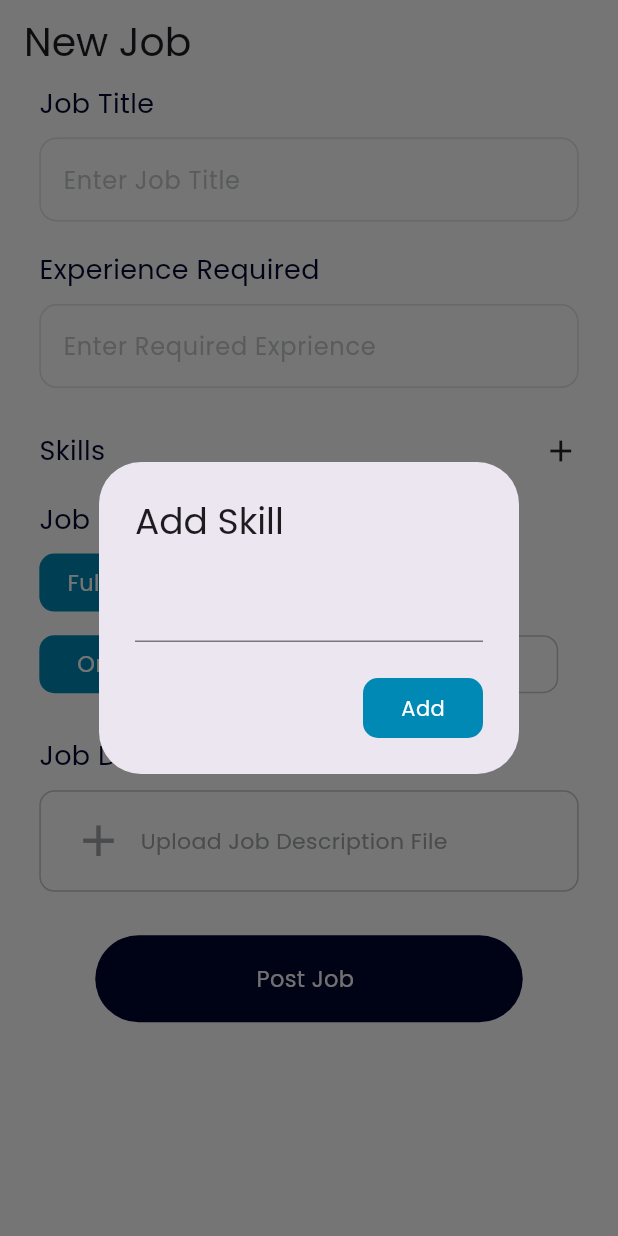
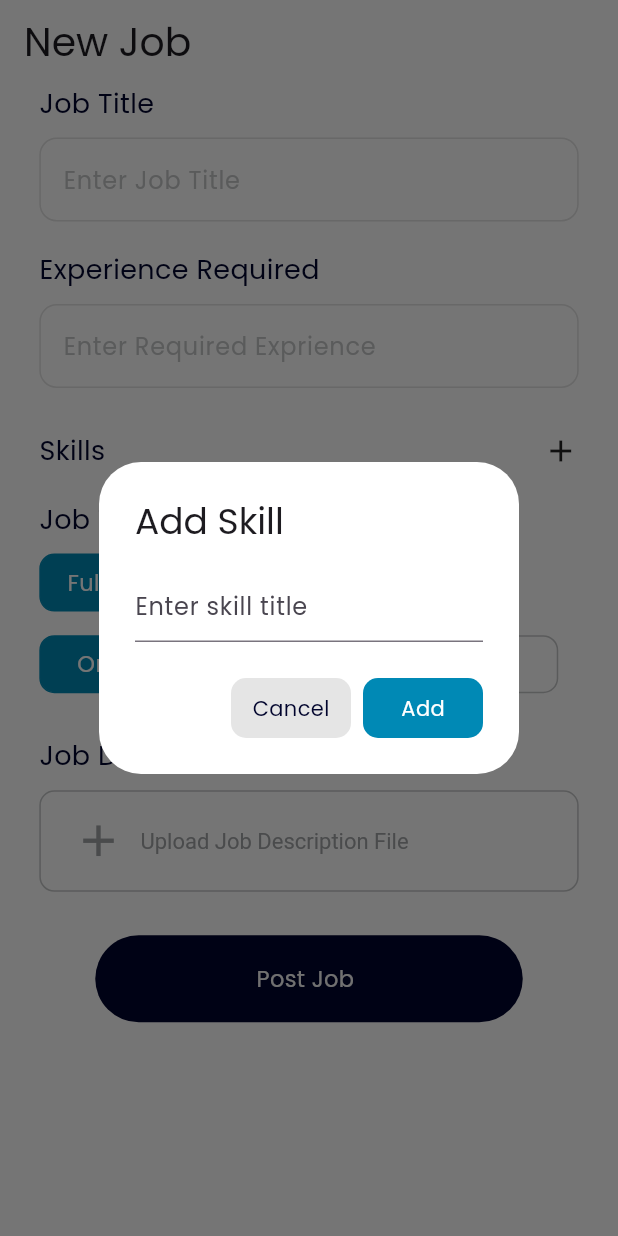
Before and after one commit to atiqabdullah07/Smart-Recruiter-Mobile-App-, a Flutter app: the JobPost screen opened directly, after a tap on the "add" icon, on a phone screen of 412 x 824 dp. Run offline on Flutter 3.47's test engine with Material 3 defaults, Android fonts, the phone set to English and light mode, and no system bars; our stand-ins replace bloc, equatable, file_picker, flutter_bloc, flutter_easyloading, flutter_screenutil and 6 more; accounts and stored records are empty.

Commit message:
new changes

```diff
--- a/lib/Business Logic/Recruiter Login/recruiter_login_bloc.dart
+++ b/lib/Business Logic/Recruiter Login/recruiter_login_bloc.dart
@@ -2,6 +2,7 @@ import 'dart:async';
 
 import 'package:bloc/bloc.dart';
 import 'package:equatable/equatable.dart';
+import 'package:flutter/material.dart';
 import 'package:meta/meta.dart';
 import 'package:smart_recruiter/Data/Models/recruiter.dart';
 import 'package:smart_recruiter/Repository/auth_repo.dart';
@@ -22,7 +23,8 @@ class RecruiterLoginBloc
     final AuthRepo repo = AuthRepo();
 
     var isSignIn = await repo.logInRecruiter(
-        recruiter: Recruiter(email: event.email, password: event.password));
+        recruiter: Recruiter(email: event.email, password: event.password),
+        context: event.context);
 
     if (isSignIn == true) {
       emit(LoginSuccessState());
--- a/lib/Business Logic/Recruiter Login/recruiter_login_event.dart
+++ b/lib/Business Logic/Recruiter Login/recruiter_login_event.dart
@@ -10,9 +10,7 @@ abstract class RecruiterLoginEvent extends Equatable {
 class LoginClickEvent extends RecruiterLoginEvent {
   final String email;
   final String password;
+  final BuildContext context;
 
-  const LoginClickEvent(
-    this.email,
-    this.password,
-  );
+  const LoginClickEvent(this.email, this.password, this.context);
 }
--- a/lib/Business Logic/Recruiter Signup/recruiter_signup_bloc.dart
+++ b/lib/Business Logic/Recruiter Signup/recruiter_signup_bloc.dart
@@ -1,6 +1,7 @@
 import 'dart:async';
 
 import 'package:bloc/bloc.dart';
+import 'package:flutter/material.dart';
 import 'package:meta/meta.dart';
 import 'package:smart_recruiter/Constants/app_constants.dart';
 import 'package:smart_recruiter/Data/Models/recruiter.dart';
@@ -20,20 +21,24 @@ class RecruiterSignupBloc
       SignUpClicedEvent event, Emitter<RecruiterSignupState> emit) async {
     AuthRepo repo = AuthRepo();
     if (event.password != event.confirmPassword) {
-      toast("Password not Matched. Try Again");
+      showError(title: "Confirm Password not Matched.", context: event.context);
     } else if (event.email == '' ||
         event.username == '' ||
         event.password == '') {
-      toast("Plese Enter all Information");
+      showError(title: "Please Enter all information.", context: event.context);
     } else if (isValidEmail(event.email) == false) {
-      toast("Please Enter a valid Email");
+      showError(title: "Enter a valid Email.", context: event.context);
     } else if (event.password.length < 6) {
-      toast("Please Enter 6 digit Password");
+      showError(
+          title: "Please Enter atlest 6 digit password.",
+          context: event.context);
     } else {
       bool isSignedIn = await repo.signUpRecruiter(
-        recruiter: Recruiter(
-            name: event.username, email: event.email, password: event.password),
-      );
+          recruiter: Recruiter(
+              name: event.username,
+              email: event.email,
+              password: event.password),
+          context: event.context);
 
       if (isSignedIn == true) {
         emit(SignUpSuccessState());
--- a/lib/Business Logic/Recruiter Signup/recruiter_signup_event.dart
+++ b/lib/Business Logic/Recruiter Signup/recruiter_signup_event.dart
@@ -8,7 +8,8 @@ class SignUpClicedEvent extends RecruiterSignupEvent {
   final String email;
   final String password;
   final String confirmPassword;
+  final BuildContext context;
 
-  SignUpClicedEvent(
-      this.username, this.email, this.password, this.confirmPassword);
+  SignUpClicedEvent(this.username, this.email, this.password,
+      this.confirmPassword, this.context);
 }
--- a/lib/Constants/app_constants.dart
+++ b/lib/Constants/app_constants.dart
@@ -2,7 +2,10 @@ import 'package:flutter/material.dart';
 import 'package:flutter_easyloading/flutter_easyloading.dart';
 import 'package:flutter_screenutil/flutter_screenutil.dart';
 import 'package:fluttertoast/fluttertoast.dart';
+import 'package:motion_toast/motion_toast.dart';
 import 'package:smart_recruiter/Data/Models/job.dart';
+
+final GlobalKey<NavigatorState> navigatorKey = GlobalKey<NavigatorState>();
 
 // Defining all the AppColors here
 class AppColors {
@@ -16,7 +19,7 @@ class AppColors {
   static const backgroundColor = Color(0xffffffff);
 }
 
-String hostName = '192.168.45.131';
+String hostName = '192.168.201.205';
 // Defining these spaces so that we don't have to use SizedBox again and again
 Widget verticalSpace(double height) {
   return SizedBox(
@@ -86,3 +89,17 @@ Job1 myJob = Job1(
   owner: "title",
   createdAt: "title",
 );
+
+void showError({required String title, required BuildContext context}) {
+  MotionToast.error(
+    description: Text(title),
+    position: MotionToastPosition.top,
+  ).show(context);
+}
+
+void showSuccess({required String title, required BuildContext context}) {
+  MotionToast.success(
+    description: Text(title),
+    position: MotionToastPosition.top,
+  ).show(context);
+}
--- a/lib/Presentataion/Pages/Recruiter/job_post.dart
+++ b/lib/Presentataion/Pages/Recruiter/job_post.dart
@@ -101,16 +101,47 @@ class _JobPostState extends State<JobPost> {
                                   context: context,
                                   builder: (context) {
                                     return AlertDialog(
+                                      backgroundColor:
+                                          AppColors.backgroundColor,
+                                      surfaceTintColor:
+                                          AppColors.backgroundColor,
                                       title: Text('Add Skill'),
                                       content: TextField(
+                                        decoration: InputDecoration(
+                                            hintText: "Enter skill title"),
                                         controller: addSkillController,
                                       ),
                                       actions: [
                                         GestureDetector(
                                           onTap: () {
+                                            Navigator.pop(context);
+                                            setState(() {
+                                              addSkillController.clear();
+                                            });
+                                          },
+                                          child: Container(
+                                            height: 40,
+                                            width: 80,
+                                            decoration: BoxDecoration(
+                                                color: Colors.black
+                                                    .withOpacity(0.1),
+                                                borderRadius:
+                                                    BorderRadius.circular(10)),
+                                            child: Center(
+                                                child: Text(
+                                              "Cancel",
+                                              style: TextStyle(
+                                                  color: AppColors.black),
+                                            )),
+                                          ),
+                                        ),
+                                        GestureDetector(
+                                          onTap: () {
+                                            Navigator.pop(context);
                                             setState(() {
                                               Skills.add(
                                                   addSkillController.text);
+                                              addSkillController.clear();
                                             });
                                           },
                                           child: Container(
@@ -260,22 +291,33 @@ class _JobPostState extends State<JobPost> {
                             SizedBox(
                               width: 20.w,
                             ),
-                            Icon(
+                            _pickedFileName == null
+                                ? Icon(
                                     Icons.add,
                                     size: 35,
-                              color: AppColors.supportiveGrey.withOpacity(0.8),
+                                    color: AppColors.supportiveGrey
+                                        .withOpacity(0.8),
+                                  )
+                                : Image.asset(
+                                    "assets/pdficon.png",
+                                    width: 50,
                                   ),
                             SizedBox(
                               width: 10.w,
                             ),
-                            Text(
-                              _pickedFileName == null
+                            SizedBox(
+                              width: 220.w,
+                              child: RichText(
+                                  overflow: TextOverflow.ellipsis,
+                                  text: TextSpan(
+                                    text: _pickedFileName == null
                                         ? "Upload Job Description File"
                                         : _pickedFileName!,
                                     style: TextStyle(
                                         fontSize: 14.sp,
                                         color: AppColors.supportiveGrey
                                             .withOpacity(0.8)),
+                                  )),
                             ),
                           ]),
                         ),
@@ -295,6 +337,8 @@ class _JobPostState extends State<JobPost> {
                                   title: jobTitleController.text,
                                   experienceLevel: experienceController.text,
                                   jobType: jobType,
+                                  jobLocation: jobLocation,
+                                  context: context,
                                   skills: Skills);
 
                               print("Posted Job: $isJobPosted");
--- a/lib/Presentataion/Pages/Recruiter/recruiter_dashboard.dart
+++ b/lib/Presentataion/Pages/Recruiter/recruiter_dashboard.dart
@@ -57,7 +57,7 @@ class _RecruiterDashboardState extends State<RecruiterDashboard> {
                                 radius: 38.r,
                                 backgroundColor: Colors.green,
                                 backgroundImage: const NetworkImage(
-                                    "https://abouteball.com/wp-content/uploads/2015/03/photodune-4276142-smiling-portraits-m1.jpg"),
+                                    "https://pluspng.com/img-png/google-logo-png-revised-google-logo-1600.png"),
                               ),
                             ),
                           ),
--- a/lib/Presentataion/Widgets/cards.dart
+++ b/lib/Presentataion/Widgets/cards.dart
@@ -276,7 +276,7 @@ class RecruiterJobsCard extends StatelessWidget {
                   ),
                   child: Center(
                     child: Text(
-                      jobType,
+                      jobType.split(',')[0],
                       style: TextStyle(color: AppColors.blue, fontSize: 12),
                     ),
                   ),
@@ -293,7 +293,7 @@ class RecruiterJobsCard extends StatelessWidget {
                   ),
                   child: Center(
                     child: Text(
-                      jobType,
+                      jobType.split(',')[1],
                       style: TextStyle(color: AppColors.blue, fontSize: 12),
                     ),
                   ),
--- a/lib/Repository/recruiter_repo.dart
+++ b/lib/Repository/recruiter_repo.dart
@@ -1,5 +1,6 @@
 import 'dart:convert';
 import 'dart:developer';
+import 'package:flutter/material.dart';
 import 'package:flutter_easyloading/flutter_easyloading.dart';
 import 'package:http/http.dart' as http;
 import 'package:smart_recruiter/Constants/app_constants.dart';
@@ -48,9 +49,16 @@ class RecruiterRepo {
       {required String title,
       required String experienceLevel,
       required String jobType,
+      required String jobLocation,
       required String filePath,
-      required List skills}) async {
+      required List skills,
+      required BuildContext context}) async {
     bool isJobPosted = false;
+    if (title.isEmpty) {
+      showError(title: 'Please Enter a job title', context: context);
+    } else if (experienceLevel.isEmpty) {
+      showError(title: 'Enter required exprience', context: context);
+    } else {
       try {
         print("Upload Job Called");
         easyLoading();
@@ -68,7 +76,7 @@ class RecruiterRepo {
         request.body = json.encode({
           "title": title,
           "experienceLevel": experienceLevel,
-        "jobType": jobType,
+          "jobType": "$jobType,$jobLocation",
           "skills": skills,
           "descriptionFile": url
         });
@@ -80,7 +88,7 @@ class RecruiterRepo {
           print(await response.stream.bytesToString());
           EasyLoading.dismiss();
           isJobPosted = true;
-        toast("Job Posted Successfully");
+          showSuccess(title: 'Job Posted Successfully', context: context);
         } else {
           print(response.reasonPhrase);
           EasyLoading.dismiss();
@@ -88,6 +96,7 @@ class RecruiterRepo {
       } catch (error) {
         EasyLoading.dismiss();
         log("Upload post catched Error: $error");
+      }
     }
     return isJobPosted;
   }
--- a/pubspec.yaml
+++ b/pubspec.yaml
@@ -48,6 +48,7 @@ dependencies:
   flutter_secure_storage: ^9.0.0
   equatable: ^2.0.5
   file_picker: ^6.1.1
+  motion_toast: ^2.7.10
 
 dev_dependencies:
   flutter_test:
```
Also changed, not shown: lib/Presentataion/Pages/Auth/login.dart (+6 -1 lines), lib/Presentataion/Pages/Auth/signup.dart (+6 -1 lines), lib/Presentataion/Widgets/custom_textfield.dart (+9 -6 lines), lib/Repository/auth_repo.dart (+11 -3 lines), assets/pdficon.png (added), pubspec.lock, 1 other file. Lines whose indentation alone changed are shown as unchanged.
